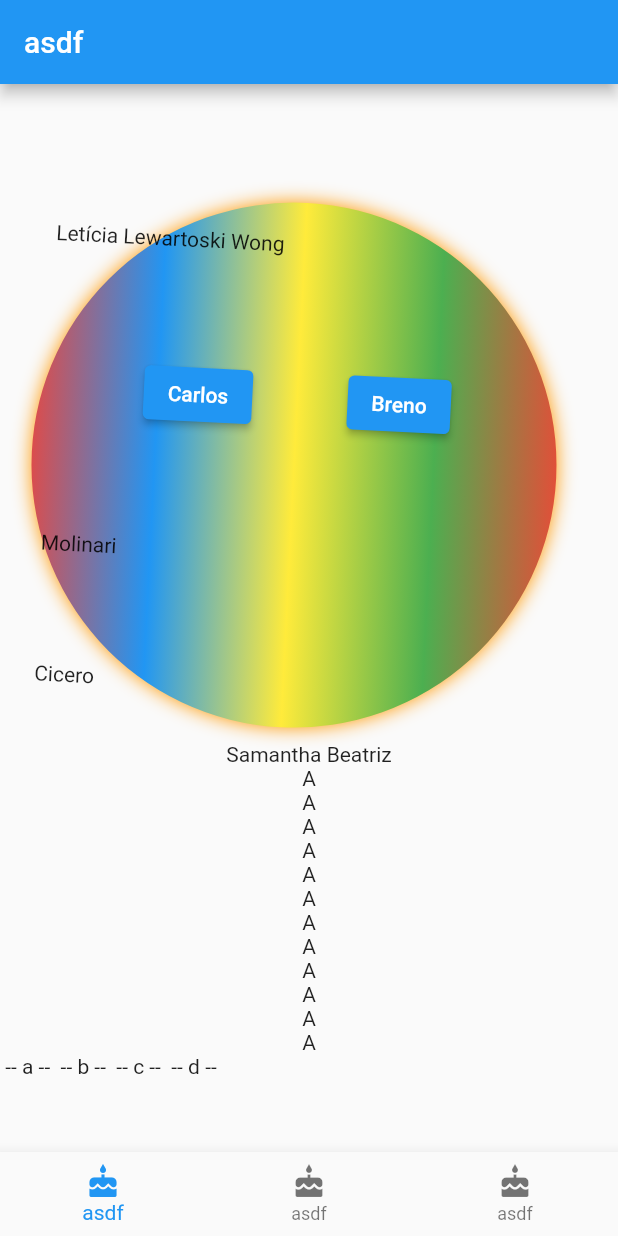
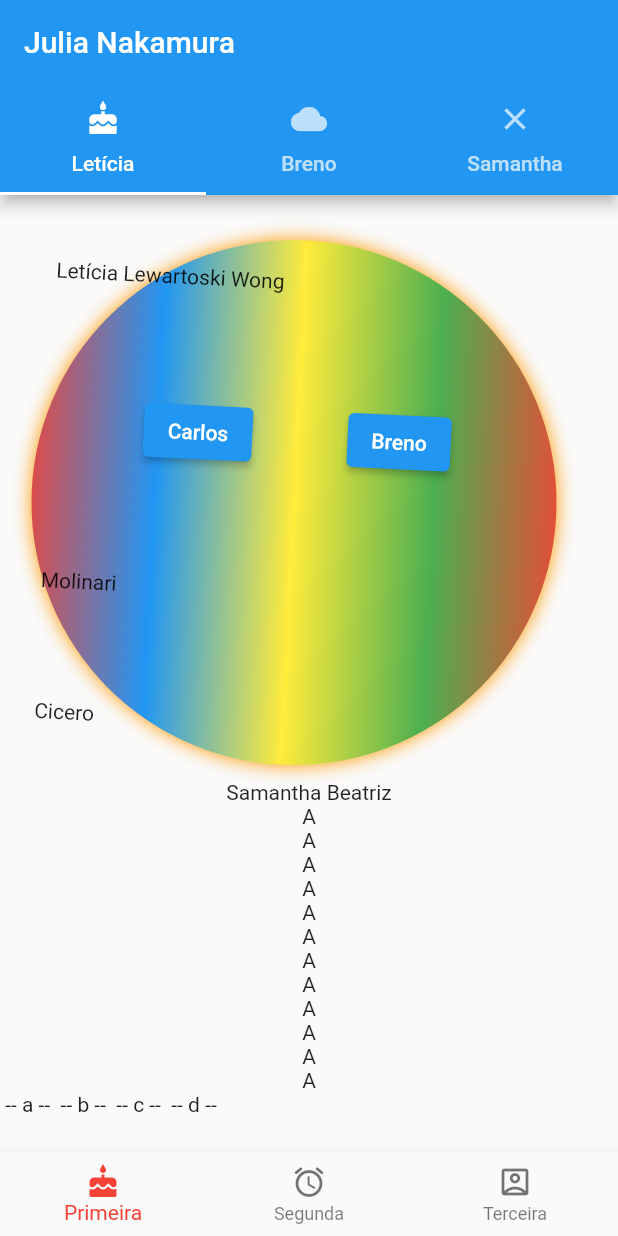
Before and after one commit to ulissesdias/si700_2021_s2, a Flutter app: the screen it shows after launch, on a phone screen of 412 x 824 dp. Run offline on Flutter 3.47's test engine with Material 2 defaults, Android fonts, the phone set to English and light mode, and no system bars.

Commit message:
Finalizei TabBarLayout e BottomNavigationBarLayout

```diff
--- a/flutter_conceitos_basicos/lib/main.dart
+++ b/flutter_conceitos_basicos/lib/main.dart
@@ -1,5 +1,6 @@
 import 'package:flutter/material.dart';
 import 'package:flutter_conceitos_basicos/view/layouts/bottom_navigation_bar_layout.dart';
+import 'package:flutter_conceitos_basicos/view/layouts/double_layout.dart';
 import 'package:flutter_conceitos_basicos/view/layouts/tab_bar_layout.dart';
 
 void main() {
@@ -9,7 +10,9 @@ void main() {
 class MyFirstApp extends StatelessWidget {
   @override
   Widget build(BuildContext context) {
-    return MaterialApp(
-        title: "My First App", home: MyBottomNavigationBarLayout());
+    return MaterialApp(title: "My First App", home: MyDoubleLayout()
+        //MyBottomNavigationBarLayout()
+        // MyTabBarLayout(),
+        );
   }
 }
--- a/flutter_conceitos_basicos/lib/view/layouts/bottom_navigation_bar_layout.dart
+++ b/flutter_conceitos_basicos/lib/view/layouts/bottom_navigation_bar_layout.dart
@@ -11,19 +11,31 @@ class MyBottomNavigationBarLayout extends StatefulWidget {
 
 class _MyBottomNavigationBarLayoutState
     extends State<MyBottomNavigationBarLayout> {
-  var _currentPage = 0;
-  var _pages = [FirstScreen(), SecondScreen(), ThirdScreen()];
+  int _currentPage = 0;
+  List<Widget> _pages = [
+    FirstScreen(),
+    SecondScreen(),
+    ThirdScreen(),
+  ];
 
   @override
   Widget build(BuildContext context) {
     return Scaffold(
-      body: Center(child: _pages[_currentPage]),
-      appBar: AppBar(title: Text("asdf")),
+      body: IndexedStack(children: _pages, index: _currentPage),
+      appBar: AppBar(title: Text("Paloma Eduarda")),
       bottomNavigationBar: BottomNavigationBar(
+        currentIndex: _currentPage,
+        onTap: (int novoIndex) {
+          setState(() {
+            _currentPage = novoIndex;
+          });
+        },
         items: [
-          BottomNavigationBarItem(icon: Icon(Icons.cake), title: Text("asdf")),
-          BottomNavigationBarItem(icon: Icon(Icons.cake), title: Text("asdf")),
-          BottomNavigationBarItem(icon: Icon(Icons.cake), title: Text("asdf")),
+          BottomNavigationBarItem(icon: Icon(Icons.cake), label: "Primeira"),
+          BottomNavigationBarItem(
+              icon: Icon(Icons.access_alarms_rounded), label: "Segunda"),
+          BottomNavigationBarItem(
+              icon: Icon(Icons.account_box_outlined), label: "Terceira"),
         ],
       ),
     );
--- /dev/null
+++ b/flutter_conceitos_basicos/lib/view/layouts/double_layout.dart
@@ -0,0 +1,73 @@
+import 'package:flutter/material.dart';
+import 'package:flutter_conceitos_basicos/view/layouts/tab_bar_layout.dart';
+import 'package:flutter_conceitos_basicos/view/screens/first_screen.dart';
+import 'package:flutter_conceitos_basicos/view/screens/second_screen.dart';
+import 'package:flutter_conceitos_basicos/view/screens/third_screen.dart';
+
+class MyDoubleLayout extends StatefulWidget {
+  @override
+  _MyDoubleLayoutState createState() => _MyDoubleLayoutState();
+}
+
+class _MyDoubleLayoutState extends State<MyDoubleLayout> {
+  int _currentPage = 0;
+  List<Widget> _pages = [
+    MyTabBarDoubleLayout("Letícia", "Breno", "Samantha"),
+    MyTabBarDoubleLayout("Paloma", "Carlos", "Victor"),
+    MyTabBarDoubleLayout("Isaque", "Nícolas", "Cícero"),
+  ];
+
+  @override
+  Widget build(BuildContext context) {
+    return Scaffold(
+      body: IndexedStack(children: _pages, index: _currentPage),
+      bottomNavigationBar: BottomNavigationBar(
+        fixedColor: Colors.red,
+        currentIndex: _currentPage,
+        onTap: (int novoIndex) {
+          setState(() {
+            _currentPage = novoIndex;
+          });
+        },
+        items: [
+          BottomNavigationBarItem(icon: Icon(Icons.cake), label: "Primeira"),
+          BottomNavigationBarItem(
+              icon: Icon(Icons.access_alarms_rounded), label: "Segunda"),
+          BottomNavigationBarItem(
+              icon: Icon(Icons.account_box_outlined), label: "Terceira"),
+        ],
+      ),
+    );
+  }
+}
+
+class MyTabBarDoubleLayout extends StatelessWidget {
+  final String n1;
+  final String n2;
+  final String n3;
+  MyTabBarDoubleLayout(this.n1, this.n2, this.n3);
+
+  @override
+  Widget build(BuildContext context) {
+    return DefaultTabController(
+      length: 3,
+      child: Scaffold(
+          appBar: AppBar(
+            title: Text("Julia Nakamura"),
+            bottom: TabBar(
+              tabs: [
+                Tab(child: Text("$n1"), icon: Icon(Icons.cake)),
+                Tab(child: Text("$n2"), icon: Icon(Icons.cloud)),
+                Tab(child: Text("$n3"), icon: Icon(Icons.close)),
+              ],
+            ),
+          ),
+          body: TabBarView(children: [
+            FirstScreen(),
+            //Text("Lewartosky"),
+            SecondScreen(),
+            ThirdScreen(),
+          ])),
+    );
+  }
+}
--- a/flutter_conceitos_basicos/lib/view/layouts/tab_bar_layout.dart
+++ b/flutter_conceitos_basicos/lib/view/layouts/tab_bar_layout.dart
@@ -13,14 +13,15 @@ class MyTabBarLayout extends StatelessWidget {
             title: Text("Julia Nakamura"),
             bottom: TabBar(
               tabs: [
-                Tab(icon: Icon(Icons.cake)),
-                Tab(icon: Icon(Icons.cloud)),
-                Tab(icon: Icon(Icons.close)),
+                Tab(child: Text("Primeira"), icon: Icon(Icons.cake)),
+                Tab(child: Text("Segunda"), icon: Icon(Icons.cloud)),
+                Tab(child: Text("Terceira"), icon: Icon(Icons.close)),
               ],
             ),
           ),
           body: TabBarView(children: [
             FirstScreen(),
+            //Text("Lewartosky"),
             SecondScreen(),
             ThirdScreen(),
           ])),
```
